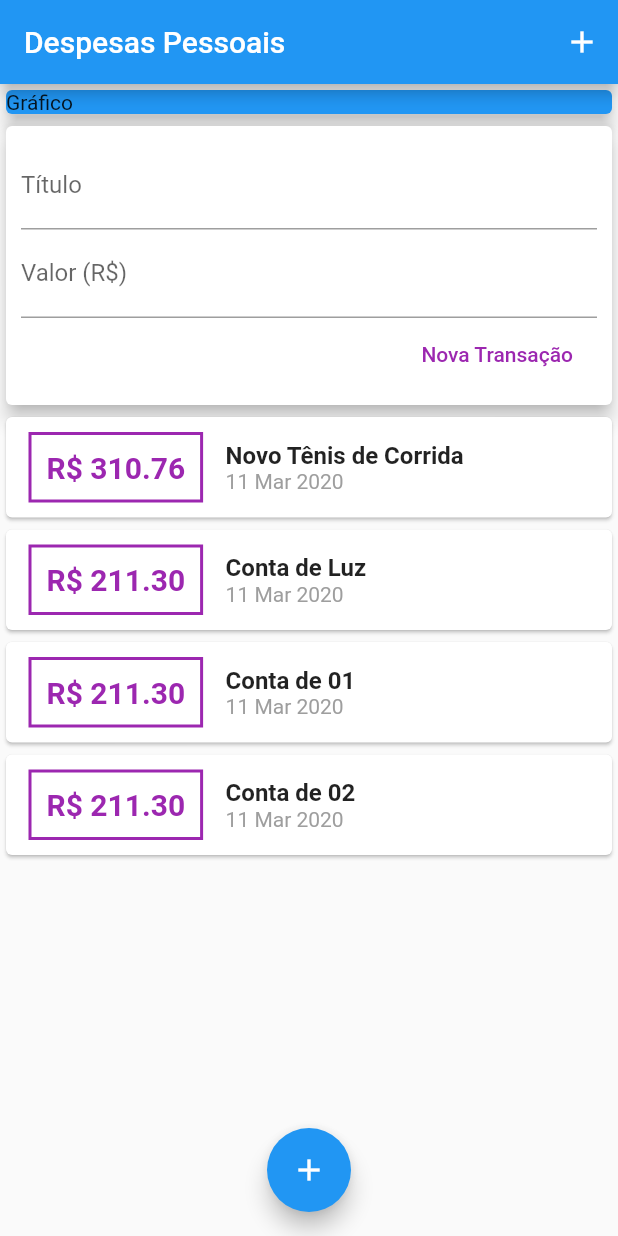
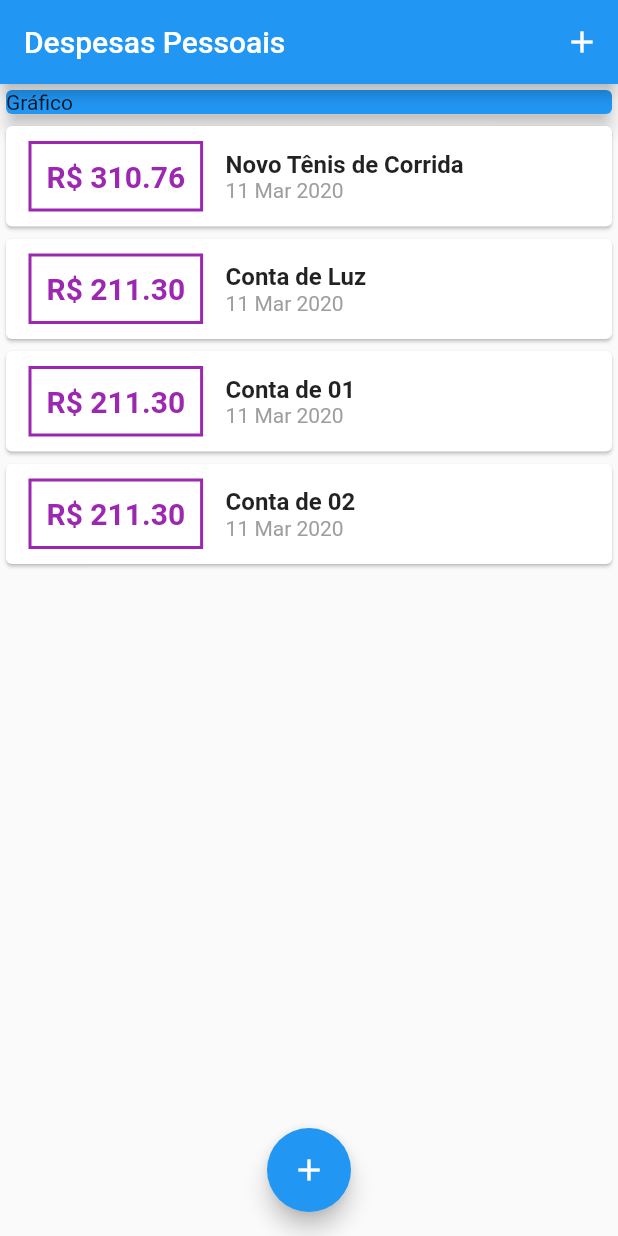
Before and after one commit to wellingtondw/expenses-controller, a Flutter app: the screen it shows after launch, on a phone screen of 412 x 824 dp. Run offline on Flutter 3.47's test engine with Material 2 defaults, Android fonts, the phone set to English and light mode, and no system bars.

Commit message:
convert transaction form to modal

```diff
--- a/lib/components/transaction_user.dart
+++ /dev/null
@@ -1,79 +0,0 @@
-import 'dart:math';
-
-import 'package:expenses/components/transaction_form.dart';
-import 'package:expenses/components/transaction_list.dart';
-import 'package:expenses/models/transaction.dart';
-import 'package:flutter/material.dart';
-
-class TransactionUser extends StatefulWidget {
-  @override
-  _TransactionUserState createState() => _TransactionUserState();
-}
-
-class _TransactionUserState extends State<TransactionUser> {
-  final _transactions = [
-    Transaction(
-        id: 't1',
-        title: 'Novo Tênis de Corrida',
-        value: 310.76,
-        date: DateTime.now()),
-    Transaction(
-      id: 't2',
-      title: 'Conta de Luz',
-      value: 211.30,
-      date: DateTime.now(),
-    ),
-    Transaction(
-      id: 't3',
-      title: 'Conta de 01',
-      value: 211.30,
-      date: DateTime.now(),
-    ),
-    Transaction(
-      id: 't4',
-      title: 'Conta de 02',
-      value: 211.30,
-      date: DateTime.now(),
-    ),
-    Transaction(
-      id: 't5',
-      title: 'Conta de 03',
-      value: 211.30,
-      date: DateTime.now(),
-    ),
-    Transaction(
-      id: 't6',
-      title: 'Conta de 04',
-      value: 211.30,
-      date: DateTime.now(),
-    ),
-    Transaction(
-      id: 't7',
-      title: 'Conta de 05',
-      value: 211.30,
-      date: DateTime.now(),
-    ),
-  ];
-
-  _addTransaction(String title, double value) {
-    final newTransaction = Transaction(
-        id: Random().nextDouble().toString(),
-        title: title,
-        value: value,
-        date: DateTime.now());
-
-    setState(() {
-      _transactions.add(newTransaction);
-    });
-  }
-
-  @override
-  Widget build(BuildContext context) {
-    return Column(
-      children: <Widget>[
-        TransactionForm(_addTransaction),
-        TransactionList(_transactions),
-      ],
-    );
-  }
-}
--- a/lib/main.dart
+++ b/lib/main.dart
@@ -1,5 +1,9 @@
 import 'package:flutter/material.dart';
-import 'components/transaction_user.dart';
+import 'dart:math';
+
+import 'components/transaction_form.dart';
+import 'components/transaction_list.dart';
+import 'models/transaction.dart';
 
 main() => runApp(ExpensesApp());
 
@@ -12,7 +16,77 @@ class ExpensesApp extends StatelessWidget {
   }
 }
 
-class MyHomePage extends StatelessWidget {
+class MyHomePage extends StatefulWidget {
+  @override
+  _MyHomePageState createState() => _MyHomePageState();
+}
+
+class _MyHomePageState extends State<MyHomePage> {
+  final _transactions = [
+    Transaction(
+        id: 't1',
+        title: 'Novo Tênis de Corrida',
+        value: 310.76,
+        date: DateTime.now()),
+    Transaction(
+      id: 't2',
+      title: 'Conta de Luz',
+      value: 211.30,
+      date: DateTime.now(),
+    ),
+    Transaction(
+      id: 't3',
+      title: 'Conta de 01',
+      value: 211.30,
+      date: DateTime.now(),
+    ),
+    Transaction(
+      id: 't4',
+      title: 'Conta de 02',
+      value: 211.30,
+      date: DateTime.now(),
+    ),
+    Transaction(
+      id: 't5',
+      title: 'Conta de 03',
+      value: 211.30,
+      date: DateTime.now(),
+    ),
+    Transaction(
+      id: 't6',
+      title: 'Conta de 04',
+      value: 211.30,
+      date: DateTime.now(),
+    ),
+    Transaction(
+      id: 't7',
+      title: 'Conta de 05',
+      value: 211.30,
+      date: DateTime.now(),
+    ),
+  ];
+
+  _addTransaction(String title, double value) {
+    final newTransaction = Transaction(
+        id: Random().nextDouble().toString(),
+        title: title,
+        value: value,
+        date: DateTime.now());
+
+    setState(() {
+      _transactions.add(newTransaction);
+    });
+  }
+
+  _openTransactionFormModal(BuildContext context) {
+    showModalBottomSheet(
+      context: context,
+      builder: (_) {
+        return TransactionForm(null);
+      },
+    );
+  }
+
   @override
   Widget build(BuildContext context) {
     return Scaffold(
@@ -21,7 +95,7 @@ class MyHomePage extends StatelessWidget {
         actions: <Widget>[
           IconButton(
             icon: Icon(Icons.add),
-            onPressed: () {},
+            onPressed: () => _openTransactionFormModal(context),
           )
         ],
       ),
@@ -38,13 +112,13 @@ class MyHomePage extends StatelessWidget {
                 elevation: 5,
               ),
             ),
-            TransactionUser(),
+            TransactionList(_transactions),
           ],
         ),
       ),
       floatingActionButton: FloatingActionButton(
         child: Icon(Icons.add),
-        onPressed: () {},
+        onPressed: () => _openTransactionFormModal(context),
       ),
       floatingActionButtonLocation: FloatingActionButtonLocation.centerFloat,
     );
```
